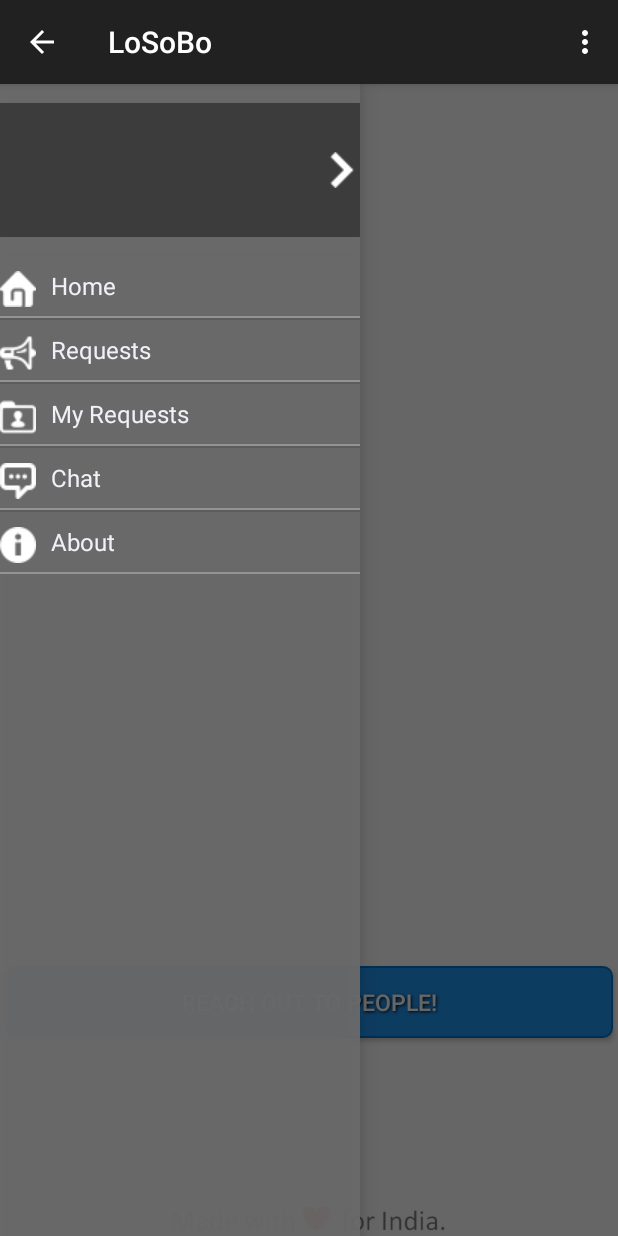
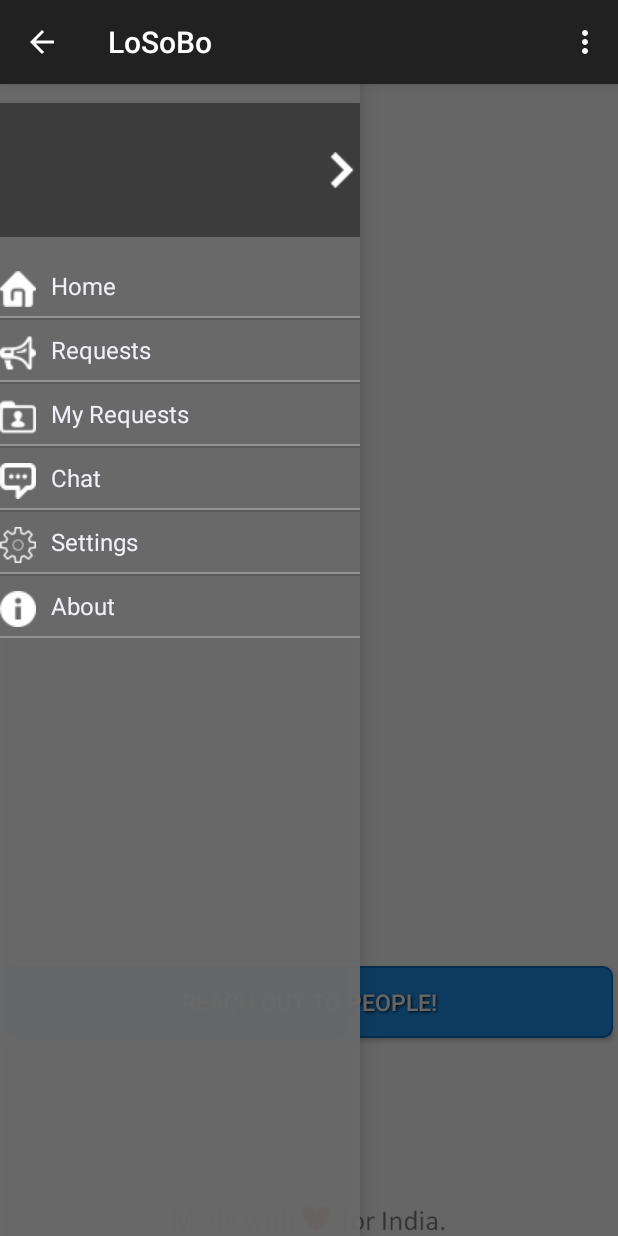
Before and after one commit to vikoo/HikeHack, an Android app: the MainActivity screen opened directly, with no data from a screen before it, on a phone screen of 412 x 824 dp. Run offline under Robolectric (Android 15) with nearby library versions, the phone set to English and light mode, and no system bars; pictures from the network do not load; 6 statements that could not run were skipped.

Commit message:
Settings Shit.

```diff
--- a/app/src/main/java/com/teachmate/teachmate/FragmentTitles.java
+++ b/app/src/main/java/com/teachmate/teachmate/FragmentTitles.java
@@ -18,5 +18,6 @@ public class FragmentTitles {
     public static final String CHANGE_PASSWORD = "Change Password";
     public static final String UPDATE_PROFILE = "Update Your Profile";
     public static final String NEW_QUESTION = "New Question";
+    public static final String SETTINGS = "Settings";
     public static final String SAVED_QUESTIONS = "Saved Questions";
 }
--- a/app/src/main/java/com/teachmate/teachmate/NavigationDrawerFragment.java
+++ b/app/src/main/java/com/teachmate/teachmate/NavigationDrawerFragment.java
@@ -118,7 +118,7 @@ public class NavigationDrawerFragment extends Fragment {
                         getString(R.string.title_section3),
                 }));
 */
-        NsItemModel[] model = new NsItemModel[5];
+        NsItemModel[] model = new NsItemModel[6];
 
         NsItemModel home = new NsItemModel();
         home.title = "Home";
@@ -140,10 +140,15 @@ public class NavigationDrawerFragment extends Fragment {
         chat.counter = 0;
         model[3] = chat;
 
+        NsItemModel settings = new NsItemModel();
+        settings.title = "Settings";
+        settings.counter = 0;
+        model[4] = settings;
+
         NsItemModel about = new NsItemModel();
         about.title = "About";
         about.counter = 0;
-        model[4] = about;
+        model[5] = about;
 
 
         ListAdapter adapter = new NsMenuAdapter(getActivity().getApplicationContext(), model);
--- a/app/src/main/java/com/teachmate/teachmate/NsMenuAdapter.java
+++ b/app/src/main/java/com/teachmate/teachmate/NsMenuAdapter.java
@@ -66,6 +66,10 @@ public class NsMenuAdapter extends ArrayAdapter<NsItemModel> {
             image1.setImageResource(R.drawable.requests);
         }
 
+        if(item.title.equals("Settings")){
+            image1.setImageResource(R.drawable.settings);
+        }
+
         if(item.title.equals("My Requests")){
             image1.setImageResource(R.drawable.my_requests);
         }
--- a/app/src/main/java/com/teachmate/teachmate/TempDataClass.java
+++ b/app/src/main/java/com/teachmate/teachmate/TempDataClass.java
@@ -13,7 +13,7 @@ import java.util.Stack;
  */
 public class TempDataClass {
 
-    public static String deviceRegId;
+    public static String deviceRegId = "";
 
     public static String serverUserId;
     public static String userProfession;
```
Also changed, not shown: app/src/main/java/com/teachmate/teachmate/DBHandlers/DeviceInfoDBHandler.java (+8 -0 lines), app/src/main/java/com/teachmate/teachmate/MainActivity.java (+6 -1 lines), app/src/main/java/com/teachmate/teachmate/SettingsFragment.java (added, +76 -0 lines), app/src/main/res/layout/fragment_settings.xml (added, +21 -0 lines), app/src/main/res/drawable/settings.png (added).
